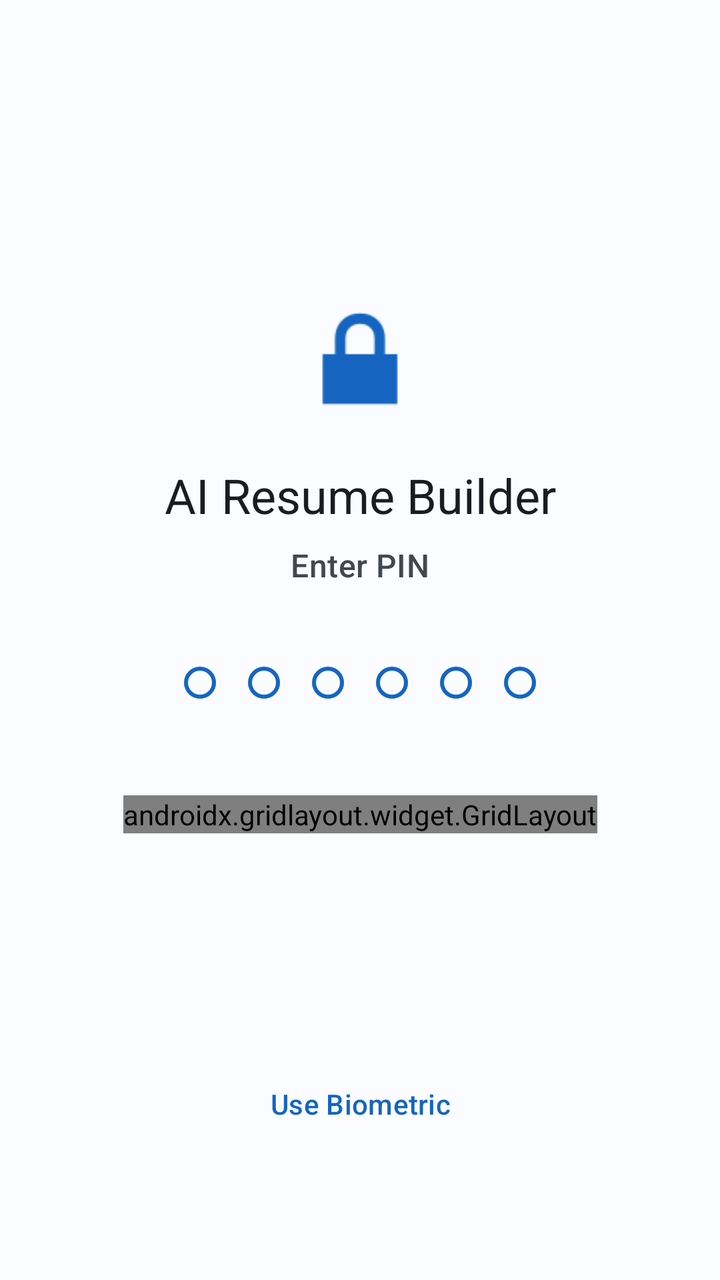
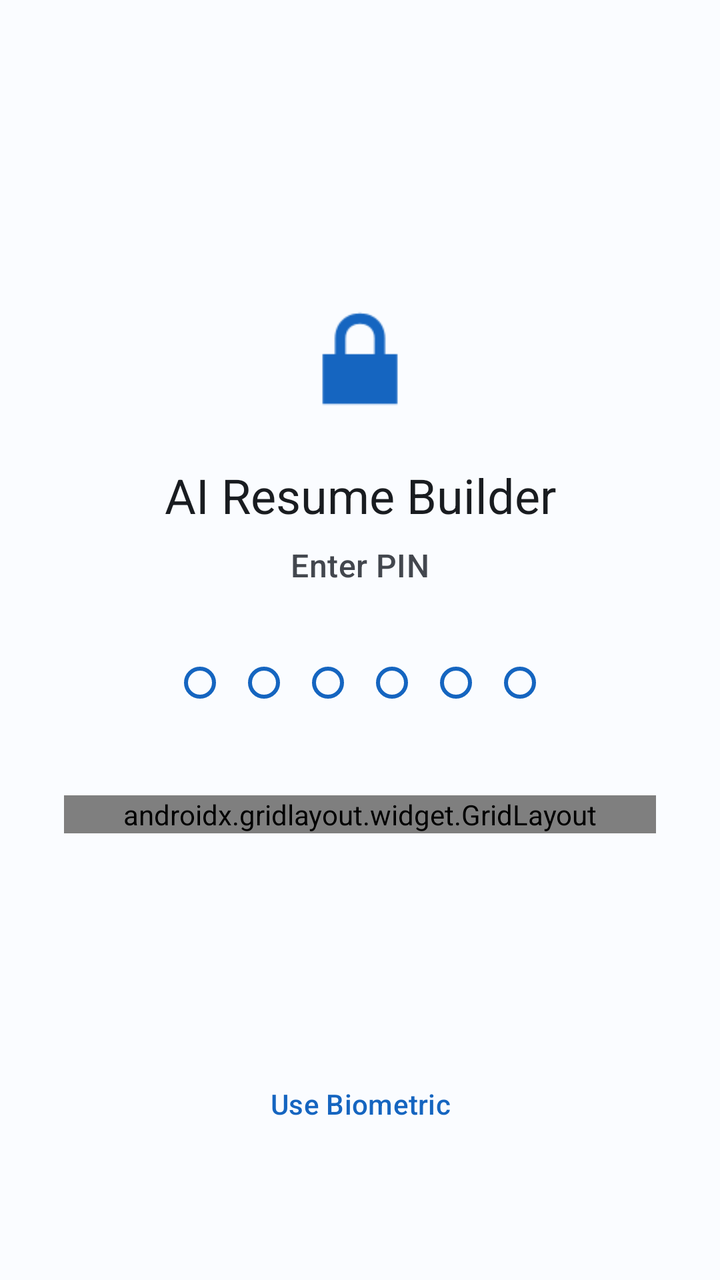

Before-and-after screenshots of an Android layout around one commit, followed by the original layout XML and the change that was made.
<!-- AndroidManifest.xml: application theme Theme.AIResumeBuilder -->
<!-- res/layout/activity_lock.xml -->
<?xml version="1.0" encoding="utf-8"?>
<androidx.constraintlayout.widget.ConstraintLayout
    xmlns:android="http://schemas.android.com/apk/res/android"
    xmlns:app="http://schemas.android.com/apk/res-auto"
    android:layout_width="match_parent"
    android:layout_height="match_parent"
    android:background="?attr/colorSurface"
    android:padding="32dp">

    <ImageView
        android:id="@+id/ivLockIcon"
        android:layout_width="72dp"
        android:layout_height="72dp"
        android:src="@android:drawable/ic_lock_lock"
        android:tint="?attr/colorPrimary"
        app:layout_constraintTop_toTopOf="parent"
        app:layout_constraintStart_toStartOf="parent"
        app:layout_constraintEnd_toEndOf="parent"
        app:layout_constraintBottom_toTopOf="@id/tvLockTitle"
        app:layout_constraintVertical_chainStyle="packed"
        android:layout_marginBottom="16dp" />

    <TextView
        android:id="@+id/tvLockTitle"
        android:layout_width="wrap_content"
        android:layout_height="wrap_content"
        android:text="@string/app_name"
        android:textAppearance="?attr/textAppearanceHeadlineSmall"
        android:textColor="?attr/colorOnSurface"
        app:layout_constraintTop_toBottomOf="@id/ivLockIcon"
        app:layout_constraintBottom_toTopOf="@id/tvEnterPin"
        app:layout_constraintStart_toStartOf="parent"
        app:layout_constraintEnd_toEndOf="parent"
        android:layout_marginBottom="8dp" />

    <TextView
        android:id="@+id/tvEnterPin"
        android:layout_width="wrap_content"
        android:layout_height="wrap_content"
        android:text="@string/enter_pin"
        android:textAppearance="?attr/textAppearanceTitleMedium"
        android:textColor="?attr/colorOnSurfaceVariant"
        app:layout_constraintTop_toBottomOf="@id/tvLockTitle"
        app:layout_constraintBottom_toTopOf="@id/llPinDots"
        app:layout_constraintStart_toStartOf="parent"
        app:layout_constraintEnd_toEndOf="parent"
        android:layout_marginBottom="32dp" />

    
    <LinearLayout
        android:id="@+id/llPinDots"
        android:layout_width="wrap_content"
        android:layout_height="wrap_content"
        android:orientation="horizontal"
        android:gravity="center"
        app:layout_constraintTop_toBottomOf="@id/tvEnterPin"
        app:layout_constraintBottom_toTopOf="@id/tvErrorPin"
        app:layout_constraintStart_toStartOf="parent"
        app:layout_constraintEnd_toEndOf="parent"
        android:layout_marginBottom="8dp">

        <View android:id="@+id/dot1" android:layout_width="16dp" android:layout_height="16dp"
            android:background="@drawable/bg_pin_dot_empty" android:layout_margin="8dp" />
        <View android:id="@+id/dot2" android:layout_width="16dp" android:layout_height="16dp"
            android:background="@drawable/bg_pin_dot_empty" android:layout_margin="8dp" />
        <View android:id="@+id/dot3" android:layout_width="16dp" android:layout_height="16dp"
            android:background="@drawable/bg_pin_dot_empty" android:layout_margin="8dp" />
        <View android:id="@+id/dot4" android:layout_width="16dp" android:layout_height="16dp"
            android:background="@drawable/bg_pin_dot_empty" android:layout_margin="8dp" />
        <View android:id="@+id/dot5" android:layout_width="16dp" android:layout_height="16dp"
            android:background="@drawable/bg_pin_dot_empty" android:layout_margin="8dp" />
        <View android:id="@+id/dot6" android:layout_width="16dp" android:layout_height="16dp"
            android:background="@drawable/bg_pin_dot_empty" android:layout_margin="8dp" />
    </LinearLayout>

    <TextView
        android:id="@+id/tvErrorPin"
        android:layout_width="wrap_content"
        android:layout_height="wrap_content"
        android:text=""
        android:textColor="?attr/colorError"
        android:textAppearance="?attr/textAppearanceLabelMedium"
        android:layout_marginBottom="16dp"
        app:layout_constraintTop_toBottomOf="@id/llPinDots"
        app:layout_constraintBottom_toTopOf="@id/gridPin"
        app:layout_constraintStart_toStartOf="parent"
        app:layout_constraintEnd_toEndOf="parent" />

    
    <androidx.gridlayout.widget.GridLayout
        android:id="@+id/gridPin"
        android:layout_width="wrap_content"
        android:layout_height="wrap_content"
        app:layout_constraintTop_toBottomOf="@id/tvErrorPin"
        app:layout_constraintBottom_toTopOf="@id/btnBiometric"
        app:layout_constraintStart_toStartOf="parent"
        app:layout_constraintEnd_toEndOf="parent">
    </androidx.gridlayout.widget.GridLayout>

    <com.google.android.material.button.MaterialButton
        android:id="@+id/btnBiometric"
        style="@style/Widget.Material3.Button.TextButton"
        android:layout_width="wrap_content"
        android:layout_height="wrap_content"
        android:text="Use Biometric"
        android:textColor="?attr/colorPrimary"
        app:layout_constraintBottom_toBottomOf="parent"
        app:layout_constraintStart_toStartOf="parent"
        app:layout_constraintEnd_toEndOf="parent"
        android:layout_marginBottom="32dp" />

</androidx.constraintlayout.widget.ConstraintLayout>
<!-- resources referenced by this layout -->
<resources>
  <!-- drawable bg_pin_dot_empty (drawable) -->
  <?xml version="1.0" encoding="utf-8"?>
  <shape xmlns:android="http://schemas.android.com/apk/res/android"
      android:shape="oval">
      <stroke android:width="2dp" android:color="?attr/colorPrimary" />
      <solid android:color="@android:color/transparent" />
      <size android:width="16dp" android:height="16dp" />
  </shape>
  <string name="app_name">AI Resume Builder</string>
  <string name="enter_pin">Enter PIN</string>
  <style name="Theme.AIResumeBuilder" parent="Theme.Material3.Light.NoActionBar">
          <item name="colorPrimary">@color/primary</item>
          <item name="colorOnPrimary">@color/on_primary</item>
          <item name="colorPrimaryContainer">@color/primary_container</item>
          <item name="colorOnPrimaryContainer">@color/on_primary_container</item>
          <item name="colorSecondary">@color/secondary</item>
          <item name="colorSecondaryContainer">@color/secondary_container</item>
          <item name="colorTertiary">@color/tertiary</item>
          <item name="colorTertiaryContainer">@color/tertiary_container</item>
          <item name="colorError">@color/error</item>
          <item name="colorSurface">@color/surface</item>
          <item name="colorOnSurface">@color/on_surface</item>
          <item name="colorSurfaceVariant">@color/surface_variant</item>
          <item name="colorOnSurfaceVariant">@color/on_surface_variant</item>
          <item name="android:colorBackground">@color/background</item>
          <item name="android:statusBarColor">@android:color/transparent</item>
          <item name="android:windowLightStatusBar">true</item>
          <item name="android:navigationBarColor">@android:color/transparent</item>
          <item name="android:windowLightNavigationBar">true</item>
          <item name="shapeAppearanceMediumComponent">@style/ShapeAppearance.AIResumeBuilder.MediumComponent</item>
          <item name="shapeAppearanceLargeComponent">@style/ShapeAppearance.AIResumeBuilder.LargeComponent</item>
      </style>
  <color name="primary">#1565C0</color>
  <color name="on_primary">#FFFFFF</color>
  <color name="primary_container">#D3E4FF</color>
  <color name="on_primary_container">#001C3D</color>
  <color name="secondary">#535F70</color>
  <color name="secondary_container">#D7E3F7</color>
  <color name="tertiary">#6B5778</color>
  <color name="tertiary_container">#F2DAFF</color>
  <color name="error">#BA1A1A</color>
  <color name="surface">#FAFCFF</color>
  <color name="on_surface">#191C20</color>
  <color name="surface_variant">#DFE2EB</color>
  <color name="on_surface_variant">#43474E</color>
  <color name="background">#FAFCFF</color>
  <style name="ShapeAppearance.AIResumeBuilder.MediumComponent" parent="ShapeAppearance.Material3.MediumComponent">
          <item name="cornerSize">12dp</item>
      </style>
  <style name="ShapeAppearance.AIResumeBuilder.LargeComponent" parent="ShapeAppearance.Material3.LargeComponent">
          <item name="cornerSize">16dp</item>
      </style>
</resources>

<!-- the commit's change to res/layout/activity_lock.xml (unified diff, before → after) -->
@@ -89,7 +89,7 @@
     
     <androidx.gridlayout.widget.GridLayout
         android:id="@+id/gridPin"
-        android:layout_width="wrap_content"
+        android:layout_width="0dp"
         android:layout_height="wrap_content"
         app:layout_constraintTop_toBottomOf="@id/tvErrorPin"
         app:layout_constraintBottom_toTopOf="@id/btnBiometric"
